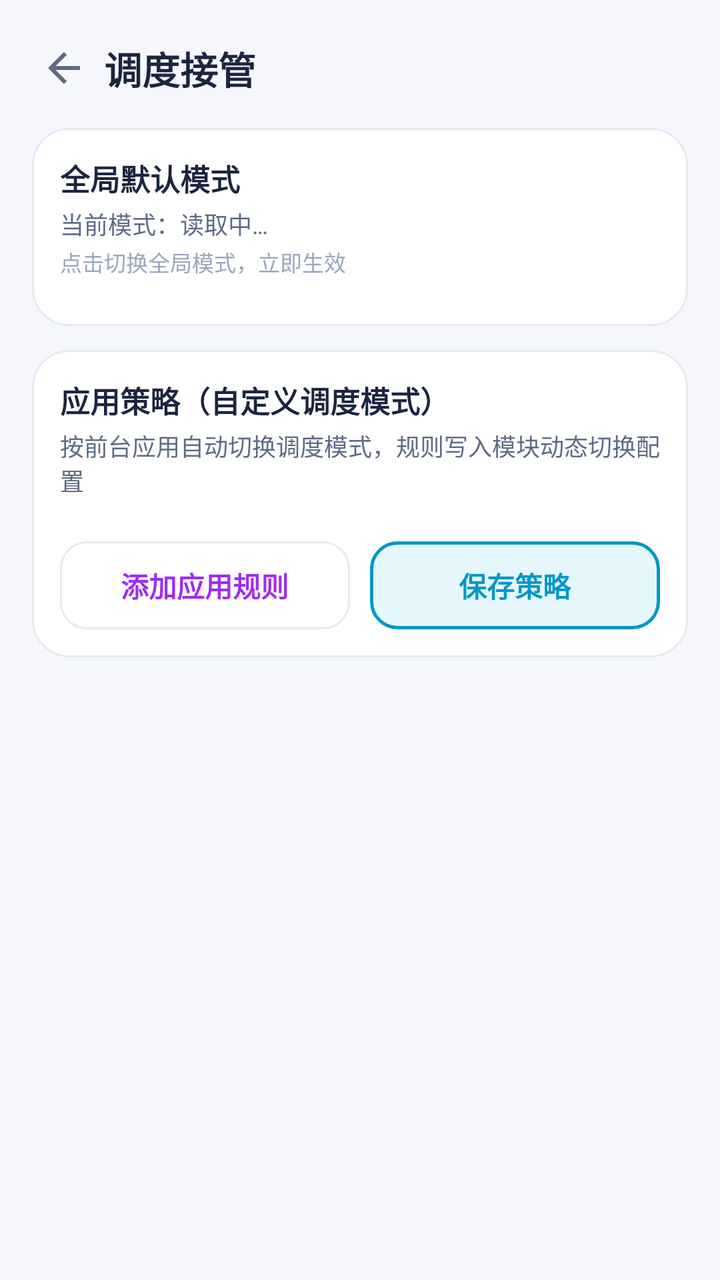
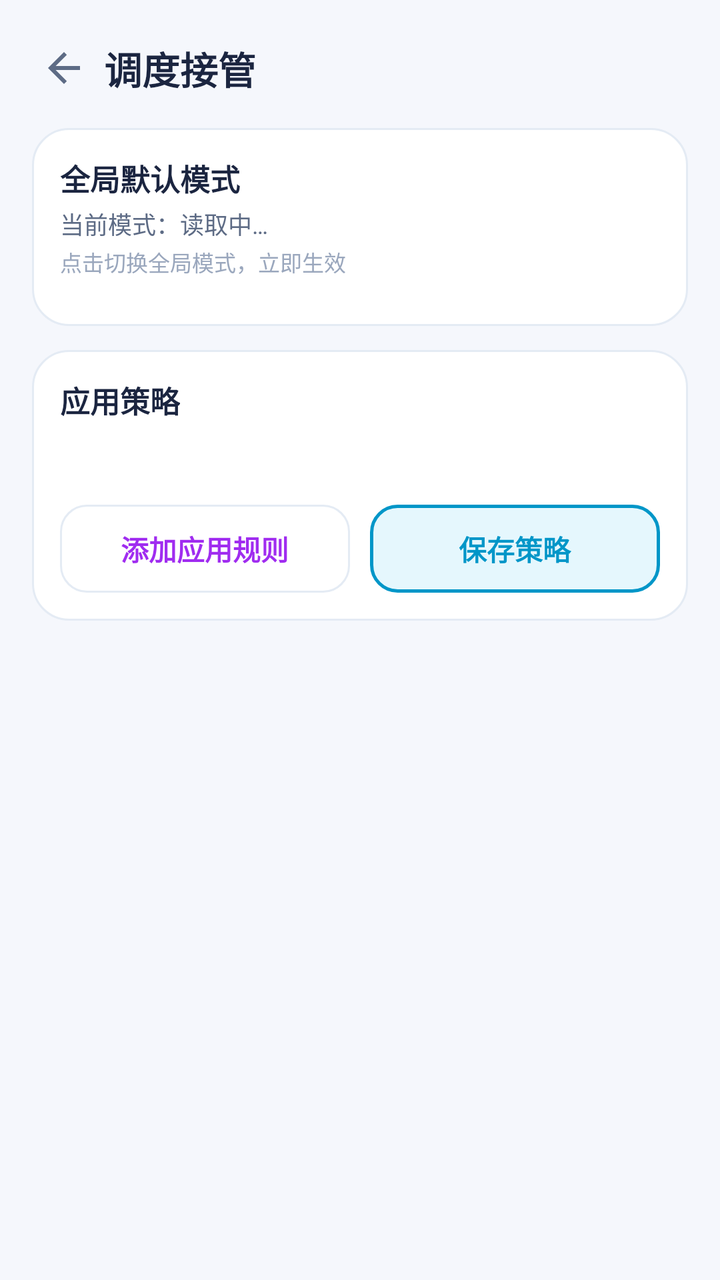

The first picture is an Android layout as it rendered before a commit; the second is the same layout after the commit. The layout source and the unified diff follow.
<!-- AndroidManifest.xml: application theme AppTheme -->
<!-- res/layout/activity_mode.xml -->
<?xml version="1.0" encoding="utf-8"?>
<LinearLayout xmlns:android="http://schemas.android.com/apk/res/android"
    android:layout_width="match_parent"
    android:layout_height="match_parent"
    android:orientation="vertical">

    
    <LinearLayout
        android:layout_width="match_parent"
        android:layout_height="wrap_content"
        android:orientation="horizontal"
        android:gravity="center_vertical"
        android:paddingStart="12dp"
        android:paddingEnd="20dp"
        android:paddingTop="14dp"
        android:paddingBottom="10dp">

        <ImageView
            android:id="@+id/btnBack"
            android:layout_width="40dp"
            android:layout_height="40dp"
            android:padding="8dp"
            android:src="@drawable/ic_back"
            android:background="?android:attr/selectableItemBackgroundBorderless"
            android:contentDescription="返回" />

        <TextView
            android:layout_width="0dp"
            android:layout_height="wrap_content"
            android:layout_weight="1"
            android:text="调度接管"
            android:textColor="@color/textPrimary"
            android:textSize="19sp"
            android:textStyle="bold" />
    </LinearLayout>

    <ScrollView
        android:layout_width="match_parent"
        android:layout_height="match_parent"
        android:scrollbars="none"
        android:overScrollMode="never">

        <LinearLayout
            android:layout_width="match_parent"
            android:layout_height="wrap_content"
            android:orientation="vertical"
            android:paddingStart="16dp"
            android:paddingEnd="16dp"
            android:paddingBottom="28dp">

            
            <LinearLayout
                android:layout_width="match_parent"
                android:layout_height="wrap_content"
                android:orientation="vertical"
                android:background="@drawable/bg_card"
                android:padding="14dp">

                <TextView
                    android:layout_width="wrap_content"
                    android:layout_height="wrap_content"
                    android:text="全局默认模式"
                    android:textColor="@color/textPrimary"
                    android:textSize="15sp"
                    android:textStyle="bold" />

                <TextView
                    android:id="@+id/curModeView"
                    android:layout_width="wrap_content"
                    android:layout_height="wrap_content"
                    android:layout_marginTop="3dp"
                    android:text="当前模式：读取中…"
                    android:textColor="@color/textSecondary"
                    android:textSize="12sp" />

                <TextView
                    android:layout_width="wrap_content"
                    android:layout_height="wrap_content"
                    android:layout_marginTop="2dp"
                    android:text="点击切换全局模式，立即生效"
                    android:textColor="@color/textDim"
                    android:textSize="11sp" />

                <LinearLayout
                    android:id="@+id/modeBox"
                    android:layout_width="match_parent"
                    android:layout_height="wrap_content"
                    android:layout_marginTop="10dp"
                    android:orientation="vertical" />
            </LinearLayout>

            
            <LinearLayout
                android:layout_width="match_parent"
                android:layout_height="wrap_content"
                android:layout_marginTop="12dp"
                android:orientation="vertical"
                android:background="@drawable/bg_card"
                android:padding="14dp">

                <TextView
                    android:layout_width="wrap_content"
                    android:layout_height="wrap_content"
                    android:text="应用策略（自定义调度模式）"
                    android:textColor="@color/textPrimary"
                    android:textSize="15sp"
                    android:textStyle="bold" />

                <TextView
                    android:id="@+id/ruleHint"
                    android:layout_width="wrap_content"
                    android:layout_height="wrap_content"
                    android:layout_marginTop="3dp"
                    android:text="按前台应用自动切换调度模式，规则写入模块动态切换配置"
                    android:textColor="@color/textSecondary"
                    android:textSize="12sp" />

                <LinearLayout
                    android:id="@+id/ruleBox"
                    android:layout_width="match_parent"
                    android:layout_height="wrap_content"
                    android:layout_marginTop="10dp"
                    android:orientation="vertical" />

                <LinearLayout
                    android:layout_width="match_parent"
                    android:layout_height="wrap_content"
                    android:layout_marginTop="12dp"
                    android:orientation="horizontal">

                    <TextView
                        android:id="@+id/addRuleBtn"
                        android:layout_width="0dp"
                        android:layout_height="44dp"
                        android:layout_weight="1"
                        android:gravity="center"
                        android:background="@drawable/bg_tab"
                        android:text="添加应用规则"
                        android:textColor="@color/magenta"
                        android:textSize="14sp"
                        android:textStyle="bold" />

                    <View
                        android:layout_width="10dp"
                        android:layout_height="1dp" />

                    <TextView
                        android:id="@+id/saveRuleBtn"
                        android:layout_width="0dp"
                        android:layout_height="44dp"
                        android:layout_weight="1"
                        android:gravity="center"
                        android:background="@drawable/bg_tab_sel"
                        android:text="保存策略"
                        android:textColor="@color/accent"
                        android:textSize="14sp"
                        android:textStyle="bold" />
                </LinearLayout>
            </LinearLayout>
        </LinearLayout>
    </ScrollView>
</LinearLayout>
<!-- resources referenced by this layout -->
<resources>
  <color name="accent">#0096C8</color>
  <color name="magenta">#A02CF0</color>
  <color name="textDim">#9AA7BD</color>
  <color name="textPrimary">#1B2540</color>
  <color name="textSecondary">#5D6B85</color>
  <!-- drawable bg_card (drawable) -->
  <?xml version="1.0" encoding="utf-8"?>
  <shape xmlns:android="http://schemas.android.com/apk/res/android">
      <solid android:color="@color/bgCard" />
      <corners android:radius="18dp" />
      <stroke android:width="1dp" android:color="@color/bgCardStroke" />
  </shape>
  <!-- drawable bg_tab (drawable) -->
  <?xml version="1.0" encoding="utf-8"?>
  <shape xmlns:android="http://schemas.android.com/apk/res/android">
      <solid android:color="@color/bgCard" />
      <corners android:radius="13dp" />
      <stroke android:width="1dp" android:color="@color/bgCardStroke" />
  </shape>
  <!-- drawable bg_tab_sel (drawable) -->
  <?xml version="1.0" encoding="utf-8"?>
  <shape xmlns:android="http://schemas.android.com/apk/res/android">
      <solid android:color="@color/accentSoft" />
      <corners android:radius="13dp" />
      <stroke android:width="1.5dp" android:color="@color/accent" />
  </shape>
  <!-- drawable ic_back (drawable) -->
  <?xml version="1.0" encoding="utf-8"?>
  <vector xmlns:android="http://schemas.android.com/apk/res/android"
      android:width="24dp" android:height="24dp"
      android:viewportWidth="24" android:viewportHeight="24">
      <path android:fillColor="#5D6B85"
          android:pathData="M20,11H7.83l5.59,-5.59L12,4l-8,8 8,8 1.41,-1.41L7.83,13H20v-2z" />
  </vector>
  <style name="AppTheme" parent="android:Theme.Material.Light.NoActionBar">
          <item name="android:windowBackground">@color/bg</item>
          <item name="android:colorPrimary">@color/accent</item>
          <item name="android:colorAccent">@color/accent</item>
          <item name="android:statusBarColor">@color/bg</item>
          <item name="android:navigationBarColor">@color/bg</item>
          <item name="android:windowLightStatusBar">true</item>
          <item name="android:colorControlActivated">@color/accent</item>
          <item name="android:colorControlNormal">@color/textDim</item>
      </style>
  <color name="bgCard">#FFFFFF</color>
  <color name="bgCardStroke">#E4EBF4</color>
  <color name="accentSoft">#E5F7FD</color>
  <color name="bg">#F5F7FC</color>
</resources>

<!-- the commit's change to res/layout/activity_mode.xml (unified diff, before → after) -->
@@ -101,7 +101,7 @@
                 <TextView
                     android:layout_width="wrap_content"
                     android:layout_height="wrap_content"
-                    android:text="应用策略（自定义调度模式）"
+                    android:text="应用策略"
                     android:textColor="@color/textPrimary"
                     android:textSize="15sp"
                     android:textStyle="bold" />
@@ -111,7 +111,7 @@
                     android:layout_width="wrap_content"
                     android:layout_height="wrap_content"
                     android:layout_marginTop="3dp"
-                    android:text="按前台应用自动切换调度模式，规则写入模块动态切换配置"
+                    android:text=""
                     android:textColor="@color/textSecondary"
                     android:textSize="12sp" />
 
